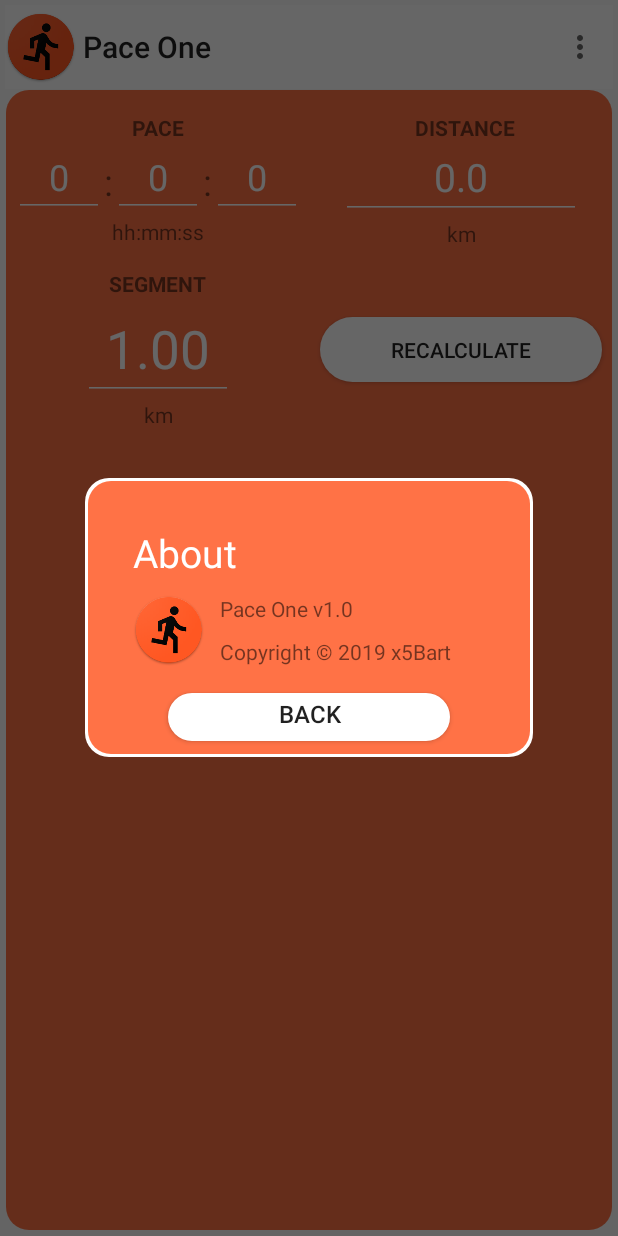
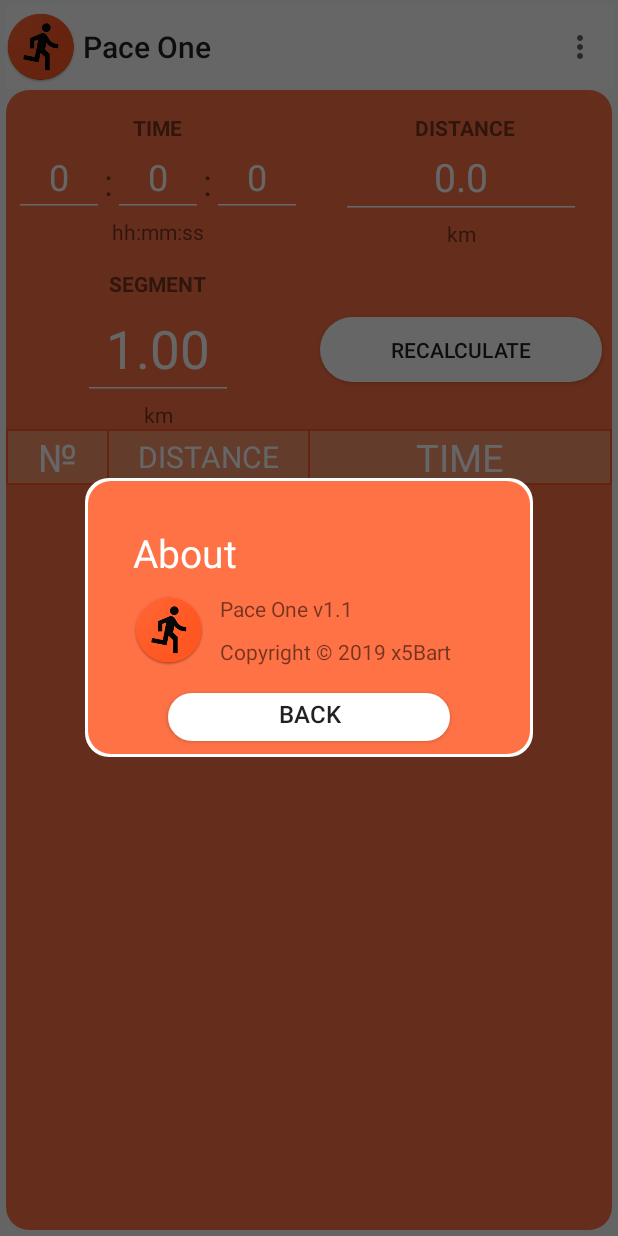
Before and after one commit to x5bart/PaceOne, an Android app: the fragment Fragment2 placed in its activity, in the options menu, after a tap on "About", on a phone screen of 412 x 824 dp. Run offline under Robolectric (Android 15) with nearby library versions, the phone set to English and light mode, and no system bars; Roboto replaces fonts that are not available here; 4 statements that could not run were skipped.

Commit message:
add version 1.1

```diff
--- a/app/build.gradle
+++ b/app/build.gradle
@@ -19,8 +19,8 @@ android {
         applicationId "com.x5bart_soft.paceone"
         minSdkVersion 21
         targetSdkVersion 29
-        versionCode 2
-        versionName "1.0"
+        versionCode 3
+        versionName "1.1"
         testInstrumentationRunner "androidx.test.runner.AndroidJUnitRunner"
         signingConfig signingConfigs.realese
     }
--- a/app/src/main/java/com/x5bart_soft/paceone/segment/Fragment2.kt
+++ b/app/src/main/java/com/x5bart_soft/paceone/segment/Fragment2.kt
@@ -9,6 +9,7 @@ import androidx.fragment.app.Fragment
 import androidx.recyclerview.widget.LinearLayoutManager
 import com.x5bart_soft.paceone.Fragment1
 import com.x5bart_soft.paceone.R
+import kotlinx.android.synthetic.main.fragment1.*
 import kotlinx.android.synthetic.main.fragment2.*
 import java.math.RoundingMode
 
@@ -17,7 +18,7 @@ import java.math.RoundingMode
  */
 class Fragment2 : Fragment() {
     val segments = arrayListOf<Segment>()
-    val seg = 1.0
+    var seg = 1.0
     //    val seg = etSegment.text.toString().toDouble()
     var dist = 0.0
     var time = 0
@@ -39,6 +40,7 @@ class Fragment2 : Fragment() {
         super.onViewCreated(view, savedInstanceState)
         recyclerView.layoutManager = LinearLayoutManager(activity)
 
+
         val bundle = this.arguments
         dist = bundle!!.getDouble("dist")
         etKm.setText("$dist")
@@ -52,6 +54,8 @@ class Fragment2 : Fragment() {
         rv()
 
         btrecalculate.setOnClickListener {
+            (recyclerView.adapter as SegmentAdapter).segmentsList.clear()
+            read()
             rv()
         }
 
@@ -63,21 +67,31 @@ class Fragment2 : Fragment() {
     }
 
     fun rv() {
-
         val count = (dist / seg).toBigDecimal().setScale(0, RoundingMode.UP).toInt()
-        var c = 0
-        while (c != count) {
-            c++
-            var sg = (seg * c).toBigDecimal().setScale(2, RoundingMode.HALF_EVEN).toDouble()
+        var i = 0
+        while (i != count) {
+            i++
+            var sg = (seg * i).toBigDecimal().setScale(2, RoundingMode.HALF_EVEN).toDouble()
             if (sg > dist) sg = dist
             val timeSeg = ((sg * 1000) / ((dist * 1000) / time)).toInt()
             val h = (timeSeg / 3600)
             val m = ((timeSeg - (h * 3600)) / 60)
             val s = (((timeSeg - (h * 3600) - (m * 60))))
-            segments.add(Segment(c, sg, "$h h $m m $s s"))
+
+            segments.add(Segment(i, sg, "$h h $m m $s s"))
 
         }
         val adapter = SegmentAdapter(segments)
         recyclerView.adapter = adapter
     }
+
+    fun read() {
+        seg = etSegment.text.toString().toDouble()
+        dist = etKm.text.toString().toDouble()
+        h = etH.text.toString().toInt()
+        m = etM.text.toString().toInt()
+        s = etM.text.toString().toInt()
+        timeSec()
+    }
+
 }
--- a/app/src/main/java/com/x5bart_soft/paceone/segment/SegmentAdapter.kt
+++ b/app/src/main/java/com/x5bart_soft/paceone/segment/SegmentAdapter.kt
@@ -5,11 +5,14 @@ import android.view.ViewGroup
 import androidx.recyclerview.widget.RecyclerView
 import com.x5bart_soft.paceone.R
 
-class SegmentAdapter(val segmentsList: List<Segment>) : RecyclerView.Adapter<SegmentViewHolder>() {
+open class SegmentAdapter(val segmentsList: ArrayList<Segment>) :
+    RecyclerView.Adapter<SegmentViewHolder>() {
+
+
     override fun onCreateViewHolder(parent: ViewGroup, viewType: Int): SegmentViewHolder {
         val v = LayoutInflater
             .from(parent.context)
-        .inflate(R.layout.item_list,parent,false)
+            .inflate(R.layout.item_list, parent, false)
         return SegmentViewHolder(v)
     }
 
@@ -27,4 +30,9 @@ class SegmentAdapter(val segmentsList: List<Segment>) : RecyclerView.Adapter<Seg
 
         }
     }
+
+    fun clear() {
+        segmentsList.clear()
     }
+
+}
--- a/app/src/main/java/com/x5bart_soft/paceone/segment/SegmentViewHolder.kt
+++ b/app/src/main/java/com/x5bart_soft/paceone/segment/SegmentViewHolder.kt
@@ -9,6 +9,7 @@ class SegmentViewHolder(
     itemView: View
 ) : RecyclerView.ViewHolder(itemView) {
 
+
     val number = itemView.findViewById<TextView>(R.id.number)
     val distance = itemView.findViewById<TextView>(R.id.distance)
     val time = itemView.findViewById<TextView>(R.id.time)
--- a/app/src/main/res/layout/fragment2.xml
+++ b/app/src/main/res/layout/fragment2.xml
@@ -14,7 +14,7 @@
         android:layout_width="wrap_content"
         android:layout_height="wrap_content"
         android:layout_marginTop="15dp"
-        android:text="@string/pace"
+        android:text="@string/time"
         android:textStyle="bold"
         app:layout_constraintEnd_toStartOf="@+id/guideline4"
         app:layout_constraintHorizontal_bias="0.5"
@@ -112,6 +112,7 @@
         android:layout_height="50dp"
         android:layout_marginTop="1dp"
         android:gravity="center"
+        android:imeOptions="actionNext"
         android:inputType="numberDecimal"
         android:maxLength="6"
         android:textSize="26dp"
@@ -151,6 +152,7 @@
         android:inputType="numberDecimal"
         android:text="1.00"
         android:textColor="@color/white"
+        android:imeOptions="actionNext"
         app:layout_constraintEnd_toStartOf="@+id/guideline4"
         app:layout_constraintHorizontal_bias="0.5"
         app:layout_constraintStart_toStartOf="parent"
@@ -165,14 +167,52 @@
         app:layout_constraintStart_toStartOf="@+id/etSegment"
         app:layout_constraintTop_toBottomOf="@+id/etSegment" />
 
+    <LinearLayout
+        android:id="@+id/linearLayout"
+        android:layout_width="match_parent"
+        android:layout_height="wrap_content"
+        android:background="@color/colorPrimary"
+        android:orientation="horizontal"
+        app:layout_constraintTop_toBottomOf="@+id/textView7"
+        tools:layout_editor_absoluteX="1dp">
+
+        <TextView
+            android:id="@+id/textView10"
+            style="@style/ItemList"
+            android:text="№"
+            android:layout_width="0dp"
+            android:layout_height="wrap_content"
+            android:layout_margin="1dp"
+            android:layout_weight="1" />
+
+        <TextView
+            android:id="@+id/textView11"
+            android:text="@string/distance"
+            android:textSize="20dp"
+            style="@style/ItemList"
+            android:layout_width="0dp"
+            android:layout_height="match_parent"
+            android:layout_marginTop="1dp"
+            android:layout_marginBottom="1dp"
+            android:layout_weight="2" />
+
+        <TextView
+            android:id="@+id/textView12"
+            style="@style/ItemList"
+            android:text="@string/time"
+            android:layout_width="0dp"
+            android:layout_height="wrap_content"
+            android:layout_margin="1dp"
+            android:layout_weight="3" />
+    </LinearLayout>
+
 <!--recycleView-->
     <androidx.recyclerview.widget.RecyclerView
         android:id="@+id/recyclerView"
         android:layout_width="match_parent"
         android:layout_height="0dp"
         app:layout_constraintBottom_toTopOf="@+id/guideline3"
-        app:layout_constraintTop_toBottomOf="@+id/textView7"
-        app:layout_constraintVertical_bias="1.0"
+        app:layout_constraintTop_toBottomOf="@+id/linearLayout"
         tools:layout_editor_absoluteX="1dp" />
 
     <Button
@@ -194,7 +234,7 @@
         android:layout_width="wrap_content"
         android:layout_height="wrap_content"
         android:orientation="horizontal"
-        app:layout_constraintGuide_end="14dp" />
+        app:layout_constraintGuide_end="16dp" />
 
     <androidx.constraintlayout.widget.Guideline
         android:id="@+id/guideline4"
--- a/app/src/main/res/values/strings.xml
+++ b/app/src/main/res/values/strings.xml
@@ -17,12 +17,17 @@
     <string name="about" translatable="false">About</string>
     <string name="settings" translatable="false">Settings</string>
     <string name="exit" translatable="false">Exit</string>
+<string name="h" translatable="false">h</string>
+    <string name="m" translatable="false">m</string>
+    <string name="s" translatable="false">s</string>
 
-    <string name="version" translatable="false">Pace One v1.0</string>
-    <string name="copyright" translatable="false">Copyright © 2019 x5Bart</string>
+
+
     <string name="segment" translatable="false">SEGMENT</string>
     <string name="recalculate">RECALCULATE</string>
+    <string name="SPLIT">split</string>
     <!-- TODO: Remove or change this placeholder text -->
-
+    <string name="version" translatable="false">Pace One v1.1</string>
+    <string name="copyright" translatable="false">Copyright © 2019 x5Bart</string>
 
 </resources>
```
Also changed, not shown: app/src/main/java/com/x5bart_soft/paceone/Fragment1.kt (+9 -3 lines), app/src/main/res/layout/fragment1.xml (+4 -3 lines), 1 other file. Lines whose indentation alone changed are shown as unchanged.
